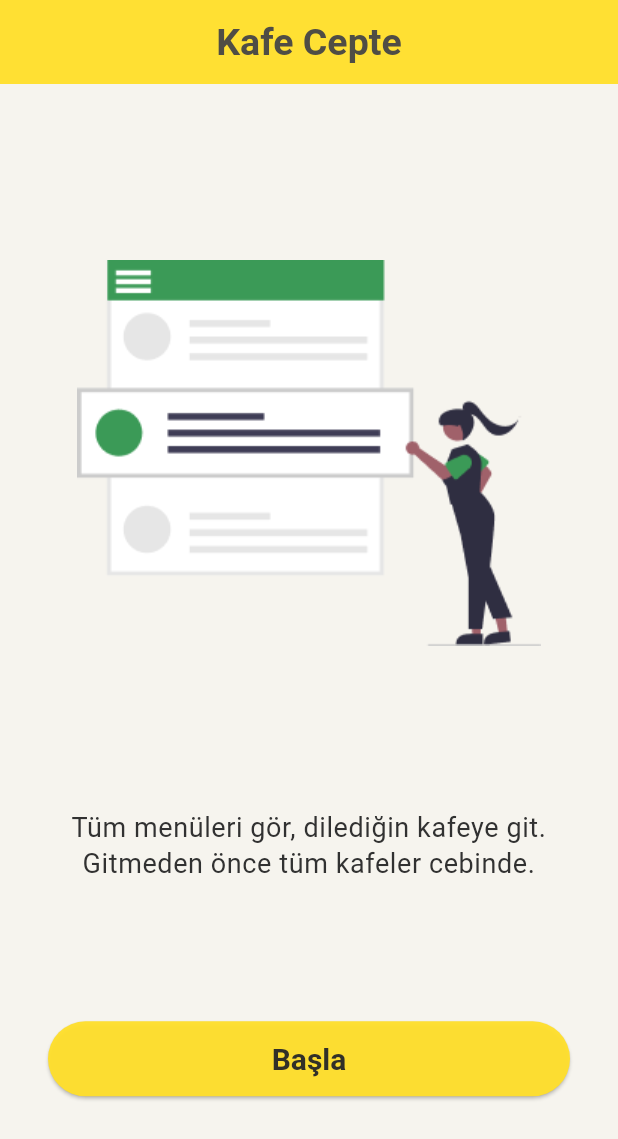
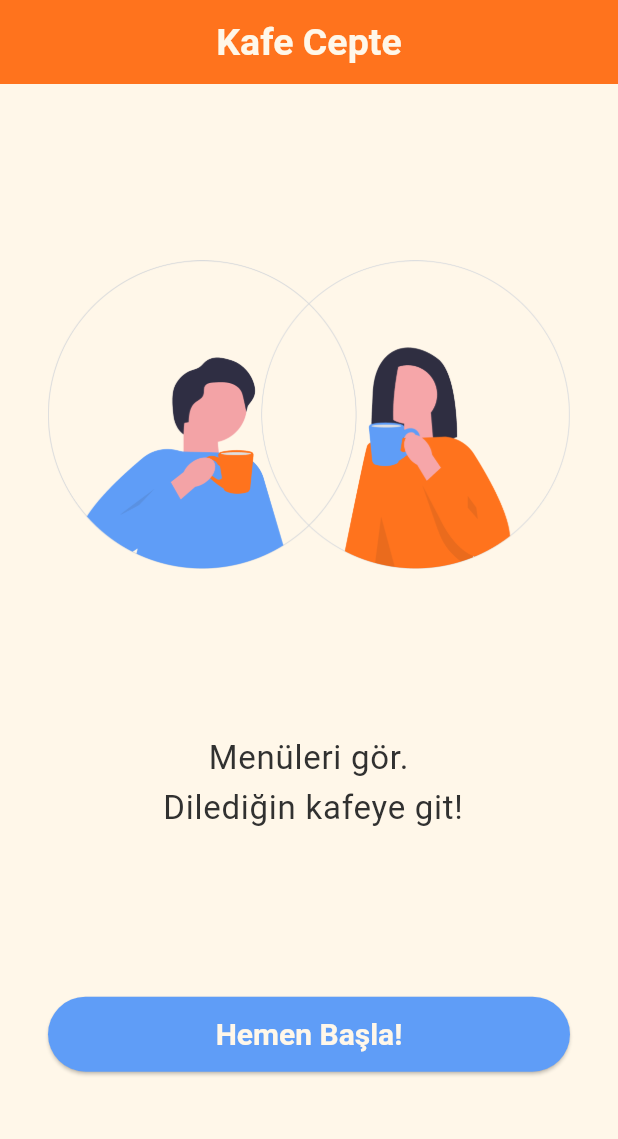
Before and after one commit to OzgurBoruzanci/Gidelim_App, a Flutter app: the screen it shows after launch, on a phone screen of 412 x 824 dp. Shown: the top 1139 px of the screen. Run offline on Flutter 3.47's test engine with Material 3 defaults, Android fonts, the light colour scheme and no system bars.

Commit message:
Updated theme and welcome screen

```diff
--- a/bootcamp91/lib/product/project_colors.dart
+++ b/bootcamp91/lib/product/project_colors.dart
@@ -1,10 +1,10 @@
 import 'package:flutter/material.dart';
 
 class ProjectColors {
-  static const firstColor = Color.fromARGB(255, 246, 244, 238);
+  static const firstColor = Color(0xffFFF7E9);
   static const textColor = Color.fromARGB(244, 40, 40, 40);
-  static const project_yellow = Color.fromARGB(244, 255, 223, 43);
-  static const project_green = Color.fromARGB(194, 0, 126, 40);
+  static const project_yellow = Color(0xffFF731D);
+  static const project_blue = Color(0xff5F9DF7);
   static const project_gray = Color.fromARGB(244, 71, 70, 70);
   static const default_color = Color.fromARGB(244, 0, 0, 0);
 }
--- a/bootcamp91/lib/product/project_texts.dart
+++ b/bootcamp91/lib/product/project_texts.dart
@@ -1,7 +1,6 @@
 class ProjectTexts {
   final String projectName = 'Kafe Cepte';
-  final String welcomeText =
-      'Tüm menüleri gör, dilediğin kafeye git. \nGitmeden önce tüm kafeler cebinde.';
-        final String welcomeButtonText = 'Başla';
-
+  final String welcomeText = 'Menüleri gör.\n Dilediğin kafeye git!';
+  // Tüm menüleri gör, dilediğin kafeye git. \n Gitmeden önce tüm kafeler cebinde.
+  final String welcomeButtonText = 'Hemen Başla!';
 }
--- a/bootcamp91/lib/theme/theme.dart
+++ b/bootcamp91/lib/theme/theme.dart
@@ -14,15 +14,15 @@ ThemeData appTheme = ThemeData.dark().copyWith(
     foregroundColor: ProjectColors.project_yellow,
     centerTitle: true,
     titleTextStyle: TextStyle(
-      color: ProjectColors.project_gray,
+      color: ProjectColors.firstColor,
       fontSize: 25,
       fontWeight: FontWeight.bold,
     ),
     iconTheme: IconThemeData(
-      color: ProjectColors.project_gray,
+      color: ProjectColors.firstColor,
     ),
     actionsIconTheme: IconThemeData(
-      color: ProjectColors.project_gray,
+      color: ProjectColors.firstColor,
     ),
   ),
   //TEXT THEME
@@ -42,7 +42,7 @@ ThemeData appTheme = ThemeData.dark().copyWith(
           // Buton devre dışı bırakıldığında gri arka plan
         }
         return ProjectColors
-            .project_yellow; // Buton etkin olduğunda sarı arka plan
+            .project_blue; // Buton etkin olduğunda sarı arka plan
       }),
       foregroundColor:
           WidgetStateProperty.resolveWith<Color>((Set<WidgetState> states) {
@@ -50,7 +50,7 @@ ThemeData appTheme = ThemeData.dark().copyWith(
           return Colors.red;
           // Buton devre dışı bırakıldığında kırmızı yazı rengi
         }
-        return ProjectColors.textColor; // Buton etkin olduğunda metin rengi
+        return ProjectColors.firstColor; // Buton etkin olduğunda metin rengi
       }),
       textStyle: WidgetStateProperty.all<TextStyle>(
         const TextStyle(
--- a/bootcamp91/lib/view/welcome_screen.dart
+++ b/bootcamp91/lib/view/welcome_screen.dart
@@ -26,7 +26,7 @@ class WelcomeScreenState extends State<WelcomeScreen> {
             Text(
               textAlign: TextAlign.center,
               ProjectTexts().welcomeText,
-              style: Theme.of(context).textTheme.bodySmall,
+              style: Theme.of(context).textTheme.bodyLarge,
             ),
             ElevatedButton(
               onPressed: () {
```
Also changed, not shown: bootcamp91/assets/images/ic_welcome_image.png.
